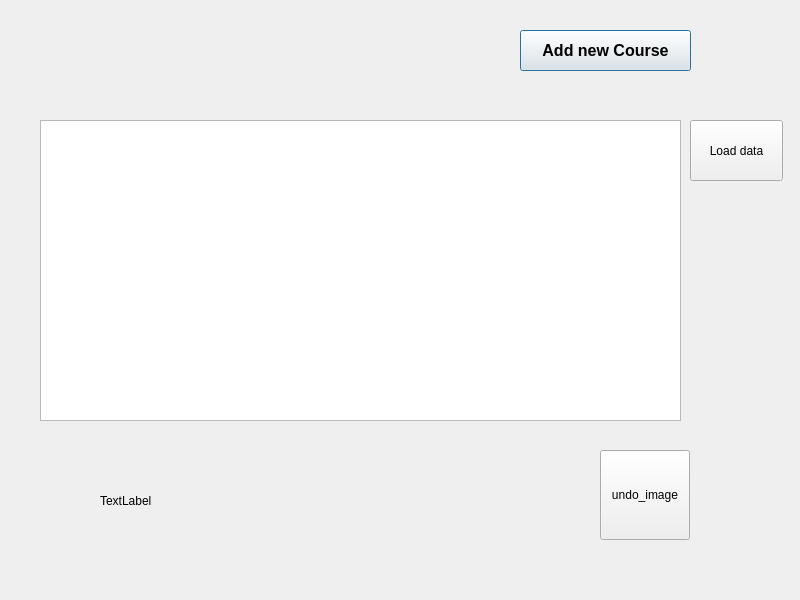
Before: the Qt Designer form secdialog.ui in jepark125/programming-2, drawn with Qt 5.
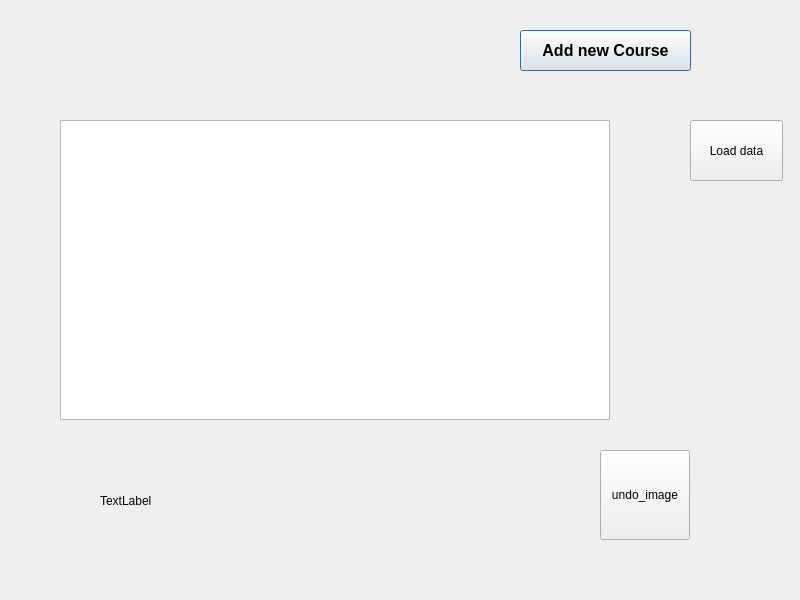
After: the same form once the commit is applied.

```diff
--- a/secdialog.ui
+++ b/secdialog.ui
@@ -51,10 +51,10 @@
   <widget class="QTableView" name="tableView">
    <property name="geometry">
     <rect>
-     <x>40</x>
+     <x>60</x>
      <y>120</y>
-     <width>641</width>
-     <height>301</height>
+     <width>550</width>
+     <height>300</height>
     </rect>
    </property>
   </widget>
```
